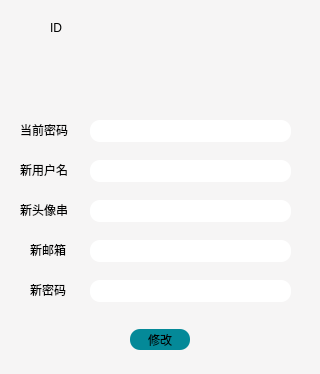
pechpo/What-s-up, file client/ui/settings.ui: the form before one commit.
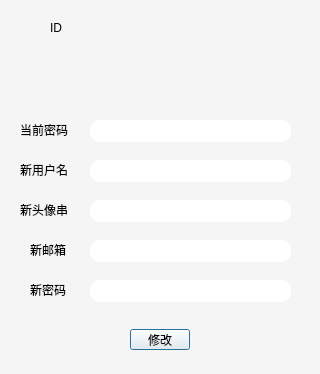
The form after the commit.

The edit to the form file:
```diff
--- a/client/ui/settings.ui
+++ b/client/ui/settings.ui
@@ -156,8 +156,7 @@
     </rect>
    </property>
    <property name="styleSheet">
-    <string notr="true">background-color: rgb(4, 137, 152);
-border-radius:10px;</string>
+    <string notr="true"/>
    </property>
    <property name="text">
     <string>修改</string>
```
